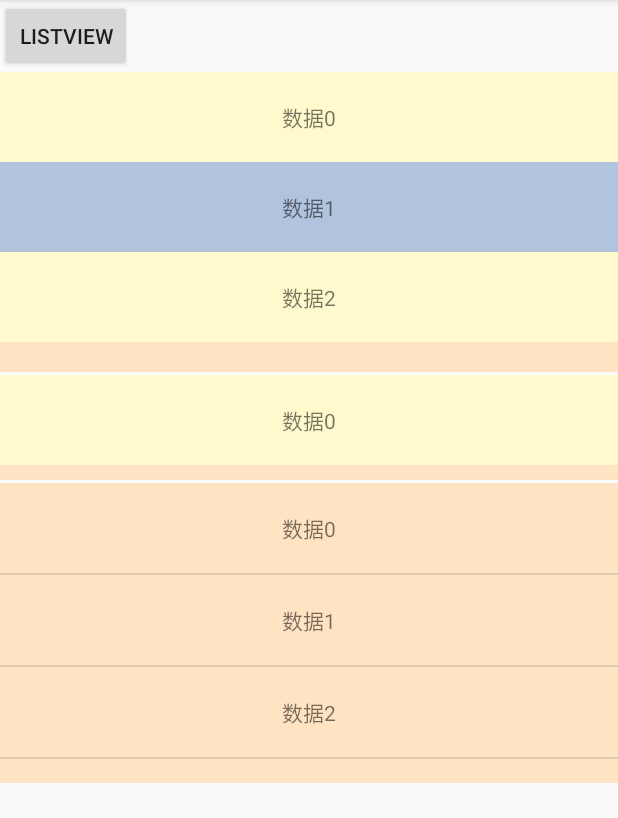
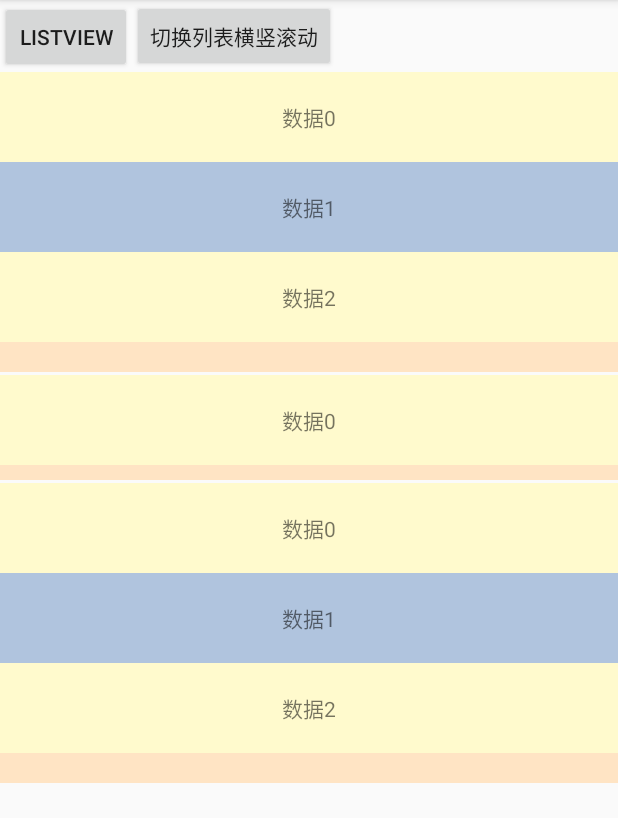
Before and after one commit to GsBu/GsSwipeRefreshLayout, an Android app: the screen it shows after launch (MainActivity), on a phone screen of 412 x 824 dp, the part 84-902 px from its top. Run offline under Robolectric (Android 15) with nearby library versions, the phone set to English and light mode, and no system bars; our stand-ins replace CircleImageView.

Commit message:
ListView放在自己的Activity中

```diff
--- a/app/src/main/java/com/example/gs/gsswiperefreshlayout/MainActivity.java
+++ b/app/src/main/java/com/example/gs/gsswiperefreshlayout/MainActivity.java
@@ -9,9 +9,7 @@ import android.support.v7.widget.RecyclerView;
 import android.util.Log;
 import android.view.View;
 import android.widget.Button;
-import android.widget.ListView;
 
-import com.example.gs.gsswiperefreshlayout.adapter.GsListViewAdapter;
 import com.example.gs.gsswiperefreshlayout.adapter.GsRecyclerViewAdapter;
 import com.example.gs.gsswiperefreshlayout.gs.GsSwipeRefreshLayout;
 
@@ -21,16 +19,14 @@ import java.util.List;
 public class MainActivity extends AppCompatActivity implements View.OnClickListener{
     private static final String TAG = MainActivity.class.getSimpleName();
 
-    private RecyclerView rv1, rv2;
-    private ListView lv1;
+    private RecyclerView rv1, rv2, rv3;
     private GsSwipeRefreshLayout srl1, srl2, srl3;
-    private Button bt1;
+    private Button bt1, bt2;
 
     private List<String> mDataList1 = new ArrayList<>();
     private List<String> mDataList2 = new ArrayList<>();
     private List<String> mDataList3 = new ArrayList<>();
-    private GsRecyclerViewAdapter mAdapter1, mAdapter2;
-    private GsListViewAdapter mAdapter3;
+    private GsRecyclerViewAdapter mAdapter1, mAdapter2, mAdapter3;
 
     @Override
     protected void onCreate(Bundle savedInstanceState) {
@@ -39,16 +35,18 @@ public class MainActivity extends AppCompatActivity implements View.OnClickListe
 
         rv1 = findViewById(R.id.rv_1);
         rv2 = findViewById(R.id.rv_2);
-        lv1 = findViewById(R.id.lv_1);
+        rv3 = findViewById(R.id.rv_3);
         srl1 = findViewById(R.id.srl_1);
         srl2 = findViewById(R.id.srl_2);
         srl3 = findViewById(R.id.srl_3);
+
         bt1 = findViewById(R.id.bt_1);
+        bt2 = findViewById(R.id.bt_2);
 
         initData();
         mAdapter1 = new GsRecyclerViewAdapter(this, mDataList1);
         mAdapter2 = new GsRecyclerViewAdapter(this, mDataList2);
-        mAdapter3 = new GsListViewAdapter(this, R.layout.item_gs, mDataList3);
+        mAdapter3 = new GsRecyclerViewAdapter(this, mDataList3);
         initView();
         initSwipeRefreshLayout();
     }
@@ -68,9 +66,11 @@ public class MainActivity extends AppCompatActivity implements View.OnClickListe
         rv2.setLayoutManager(new LinearLayoutManager(this, LinearLayoutManager.HORIZONTAL,false));
         rv2.setAdapter(mAdapter2);
 
-        lv1.setAdapter(mAdapter3);
+        rv3.setLayoutManager(new LinearLayoutManager(this, LinearLayoutManager.VERTICAL,false));
+        rv3.setAdapter(mAdapter3);
 
         bt1.setOnClickListener(this);
+        bt2.setOnClickListener(this);
     }
 
     private void initSwipeRefreshLayout() {
@@ -173,6 +173,9 @@ public class MainActivity extends AppCompatActivity implements View.OnClickListe
                 intent = new Intent(MainActivity.this, ListViewActivity.class);
                 startActivity(intent);
                 break;
+            case R.id.bt_2:
+
+                break;
             default:
                 break;
         }
--- a/app/src/main/java/com/example/gs/gsswiperefreshlayout/gs/GsSwipeRefreshLayout.java
+++ b/app/src/main/java/com/example/gs/gsswiperefreshlayout/gs/GsSwipeRefreshLayout.java
@@ -404,6 +404,7 @@ public class GsSwipeRefreshLayout extends ViewGroup implements NestedScrollingPa
      * @param refreshing Whether or not the view should show refresh progress.
      */
     public void setRefreshing(boolean refreshing) {
+        //Log.e(TAG, "setRefreshing()"+refreshing);
         if (refreshing && mRefreshing != refreshing) {
             // scale and show
             mRefreshing = refreshing;
@@ -422,6 +423,7 @@ public class GsSwipeRefreshLayout extends ViewGroup implements NestedScrollingPa
     }
 
     private void startScaleUpAnimation(AnimationListener listener) {
+        //Log.e(TAG, "startScaleUpAnimation()");
         mCircleView.setVisibility(View.VISIBLE);
         mProgress.setAlpha(MAX_ALPHA);
         mScaleAnimation = new Animation() {
@@ -461,6 +463,7 @@ public class GsSwipeRefreshLayout extends ViewGroup implements NestedScrollingPa
     }
 
     void startScaleDownAnimation(Animation.AnimationListener listener) {
+        //Log.e(TAG, "startScaleDownAnimation()");
         mScaleDownAnimation = new Animation() {
             @Override
             public void applyTransformation(float interpolatedTime, Transformation t) {
@@ -474,14 +477,17 @@ public class GsSwipeRefreshLayout extends ViewGroup implements NestedScrollingPa
     }
 
     private void startProgressAlphaStartAnimation() {
+        //Log.e(TAG, "startProgressAlphaStartAnimation()");
         mAlphaStartAnimation = startAlphaAnimation(mProgress.getAlpha(), STARTING_PROGRESS_ALPHA);
     }
 
     private void startProgressAlphaMaxAnimation() {
+        //Log.e(TAG, "startProgressAlphaMaxAnimation()");
         mAlphaMaxAnimation = startAlphaAnimation(mProgress.getAlpha(), MAX_ALPHA);
     }
 
     private Animation startAlphaAnimation(final int startingAlpha, final int endingAlpha) {
+        //Log.e(TAG, "startAlphaAnimation() startingAlpha="+startingAlpha+" endingAlpha="+endingAlpha);
         Animation alpha = new Animation() {
             @Override
             public void applyTransformation(float interpolatedTime, Transformation t) {
@@ -592,6 +598,7 @@ public class GsSwipeRefreshLayout extends ViewGroup implements NestedScrollingPa
 
     @Override
     protected void onLayout(boolean changed, int left, int top, int right, int bottom) {
+        Log.e(TAG,"onLayout 布局");
         final int width = getMeasuredWidth();
         final int height = getMeasuredHeight();
         if (getChildCount() == 0) {
@@ -617,6 +624,7 @@ public class GsSwipeRefreshLayout extends ViewGroup implements NestedScrollingPa
 
     @Override
     public void onMeasure(int widthMeasureSpec, int heightMeasureSpec) {
+        Log.e(TAG,"onMeasure 测量");
         super.onMeasure(widthMeasureSpec, heightMeasureSpec);
         if (mTarget == null) {
             ensureTarget();
@@ -655,6 +663,7 @@ public class GsSwipeRefreshLayout extends ViewGroup implements NestedScrollingPa
      *         scroll up. Override this if the child view is a custom view.
      */
     public boolean canChildScrollUp() {
+        //Log.e(TAG, "canChildScrollUp()");
         if (mChildScrollUpCallback != null) {
             return mChildScrollUpCallback.canChildScrollUp(this, mTarget);
         }
@@ -676,6 +685,7 @@ public class GsSwipeRefreshLayout extends ViewGroup implements NestedScrollingPa
 
     @Override
     public boolean onInterceptTouchEvent(MotionEvent ev) {
+        //Log.e(TAG, "onInterceptTouchEvent()");
         ensureTarget();
 
         final int action = ev.getActionMasked();
@@ -688,7 +698,7 @@ public class GsSwipeRefreshLayout extends ViewGroup implements NestedScrollingPa
         if (!isEnabled() || mReturningToStart || canChildScrollUp()
                 || mRefreshing || mNestedScrollInProgress) {
             // Fail fast if we're not in a state where a swipe is possible
-            Log.e(TAG, "onInterceptTouchEvent mNestedScrollInProgress="+mNestedScrollInProgress);
+            //Log.e(TAG, "onInterceptTouchEvent mNestedScrollInProgress="+mNestedScrollInProgress);
             return false;
         }
 
@@ -735,6 +745,7 @@ public class GsSwipeRefreshLayout extends ViewGroup implements NestedScrollingPa
 
     @Override
     public void requestDisallowInterceptTouchEvent(boolean b) {
+        //Log.e(TAG, "requestDisallowInterceptTouchEvent()");
         // if this is a List < L or another view that doesn't support nested
         // scrolling, ignore this request so that the vertical scroll event
         // isn't stolen
@@ -750,7 +761,7 @@ public class GsSwipeRefreshLayout extends ViewGroup implements NestedScrollingPa
 
     @Override
     public boolean onStartNestedScroll(View child, View target, int nestedScrollAxes) {
-        Log.e(TAG,"onStartNestedScroll");
+        //Log.e(TAG,"onStartNestedScroll");
         return isEnabled() && !mReturningToStart && !mRefreshing
                 && (nestedScrollAxes & ViewCompat.SCROLL_AXIS_VERTICAL) != 0;
     }
@@ -763,7 +774,7 @@ public class GsSwipeRefreshLayout extends ViewGroup implements NestedScrollingPa
         startNestedScroll(axes & ViewCompat.SCROLL_AXIS_VERTICAL);
         mTotalUnconsumed = 0;
         mNestedScrollInProgress = true;
-        Log.e(TAG,"onNestedScrollAccepted");
+        //Log.e(TAG,"onNestedScrollAccepted");
     }
 
     @Override
@@ -903,6 +914,7 @@ public class GsSwipeRefreshLayout extends ViewGroup implements NestedScrollingPa
     }
 
     private void moveSpinner(float overscrollTop) {
+        //Log.e(TAG, "moveSpinner()"+overscrollTop);
         mProgress.setArrowEnabled(true);
         float originalDragPercent = overscrollTop / mTotalDragDistance;
 
@@ -952,6 +964,7 @@ public class GsSwipeRefreshLayout extends ViewGroup implements NestedScrollingPa
     }
 
     private void finishSpinner(float overscrollTop) {
+        //Log.e(TAG, "finishSpinner()"+overscrollTop);
         if (overscrollTop > mTotalDragDistance) {
             setRefreshing(true, true /* notify */);
         } else {
@@ -995,7 +1008,7 @@ public class GsSwipeRefreshLayout extends ViewGroup implements NestedScrollingPa
 
         if (!isEnabled() || mReturningToStart || canChildScrollUp()
                 || mRefreshing || mNestedScrollInProgress) {
-            Log.e(TAG, "onTouchEvent mNestedScrollInProgress="+mNestedScrollInProgress);
+            //Log.e(TAG, "onTouchEvent mNestedScrollInProgress="+mNestedScrollInProgress);
             // Fail fast if we're not in a state where a swipe is possible
             return false;
         }
@@ -1065,6 +1078,7 @@ public class GsSwipeRefreshLayout extends ViewGroup implements NestedScrollingPa
     }
 
     private void startDragging(float y) {
+        //Log.e(TAG, "startDragging()"+ y);
         final float yDiff = y - mInitialDownY;
         if (yDiff > mTouchSlop && !mIsBeingDragged) {
             mInitialMotionY = mInitialDownY + mTouchSlop;
@@ -1074,6 +1088,7 @@ public class GsSwipeRefreshLayout extends ViewGroup implements NestedScrollingPa
     }
 
     private void animateOffsetToCorrectPosition(int from, AnimationListener listener) {
+        //Log.e(TAG, "animateOffsetToCorrectPosition()"+ from);
         mFrom = from;
         mAnimateToCorrectPosition.reset();
         mAnimateToCorrectPosition.setDuration(ANIMATE_TO_TRIGGER_DURATION);
@@ -1086,6 +1101,7 @@ public class GsSwipeRefreshLayout extends ViewGroup implements NestedScrollingPa
     }
 
     private void animateOffsetToStartPosition(int from, AnimationListener listener) {
+        //Log.e(TAG, "animateOffsetToStartPosition()"+ from);
         if (mScale) {
             // Scale the item back down
             startScaleDownReturnToStartAnimation(from, listener);
@@ -1123,9 +1139,9 @@ public class GsSwipeRefreshLayout extends ViewGroup implements NestedScrollingPa
         int targetTop = 0;
         targetTop = (mFrom + (int) ((mOriginalOffsetTop - mFrom) * interpolatedTime));
         int offset = targetTop - mCircleView.getTop();
-        Log.e(TAG, "moveToStart interpolatedTime="+interpolatedTime+" mFrom="+
+        /*Log.e(TAG, "moveToStart interpolatedTime="+interpolatedTime+" mFrom="+
                 mFrom+" mOriginalOffsetTop="+mOriginalOffsetTop+" targetTop="+targetTop+
-                " getTop="+mCircleView.getTop()+" offset="+offset);
+                " getTop="+mCircleView.getTop()+" offset="+offset);*/
         setTargetOffsetTopAndBottom(offset);
     }
 
@@ -1138,6 +1154,7 @@ public class GsSwipeRefreshLayout extends ViewGroup implements NestedScrollingPa
 
     private void startScaleDownReturnToStartAnimation(int from,
                                                       Animation.AnimationListener listener) {
+        //Log.e(TAG, "startScaleDownReturnToStartAnimation()"+ from);
         mFrom = from;
         mStartingScale = mCircleView.getScaleX();
         mScaleDownToStartAnimation = new Animation() {
@@ -1165,7 +1182,7 @@ public class GsSwipeRefreshLayout extends ViewGroup implements NestedScrollingPa
     private void onSecondaryPointerUp(MotionEvent ev) {
         final int pointerIndex = ev.getActionIndex();
         final int pointerId = ev.getPointerId(pointerIndex);
-        Log.e(TAG,"pointerIndex="+pointerIndex+" pointerId="+pointerId +" mActivePointerId="+mActivePointerId);
+        //Log.e(TAG,"onSecondaryPointerUp() pointerIndex="+pointerIndex+" pointerId="+pointerId +" mActivePointerId="+mActivePointerId);
         if (pointerId == mActivePointerId) {
             // This was our active pointer going up. Choose a new
             // active pointer and adjust accordingly.
--- a/app/src/main/res/layout/activity_main.xml
+++ b/app/src/main/res/layout/activity_main.xml
@@ -1,21 +1,27 @@
 <?xml version="1.0" encoding="utf-8"?>
-<FrameLayout xmlns:android="http://schemas.android.com/apk/res/android"
+<LinearLayout xmlns:android="http://schemas.android.com/apk/res/android"
     xmlns:app="http://schemas.android.com/apk/res-auto"
     xmlns:tools="http://schemas.android.com/tools"
-    android:layout_width="match_parent"
-    android:layout_height="match_parent">
-
-    <LinearLayout
     android:layout_width="match_parent"
     android:layout_height="match_parent"
     android:orientation="vertical"
     tools:context=".MainActivity">
 
+    <LinearLayout
+        android:layout_width="match_parent"
+        android:layout_height="wrap_content"
+        android:orientation="horizontal">
         <Button
             android:id="@+id/bt_1"
             android:layout_width="wrap_content"
             android:layout_height="wrap_content"
-            android:text="ListView"/>
+            android:text="ListView" />
+        <Button
+            android:id="@+id/bt_2"
+            android:layout_width="wrap_content"
+            android:layout_height="wrap_content"
+            android:text="切换列表横竖滚动" />
+    </LinearLayout>
 
     <com.example.gs.gsswiperefreshlayout.gs.GsSwipeRefreshLayout
         android:id="@+id/srl_1"
@@ -51,11 +57,10 @@
         android:layout_marginTop="2dp"
         android:background="@color/BISQUE">
 
-            <ListView
-                android:id="@+id/lv_1"
+        <android.support.v7.widget.RecyclerView
+            android:id="@+id/rv_3"
             android:layout_width="match_parent"
             android:layout_height="match_parent" />
 
     </com.example.gs.gsswiperefreshlayout.gs.GsSwipeRefreshLayout>
 </LinearLayout>
-</FrameLayout>
```
Also changed, not shown: app/src/main/java/com/example/gs/gsswiperefreshlayout/ListViewActivity.java (+59 -1 lines), app/src/main/res/layout/activity_list_view.xml (+15 -2 lines). Lines whose indentation alone changed are shown as unchanged.
